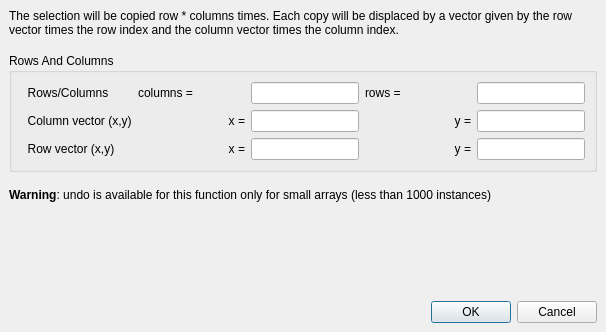
Qt form src/edt/edt/MakeArrayOptionsDialog.ui (KLayout/klayout) before a commit.
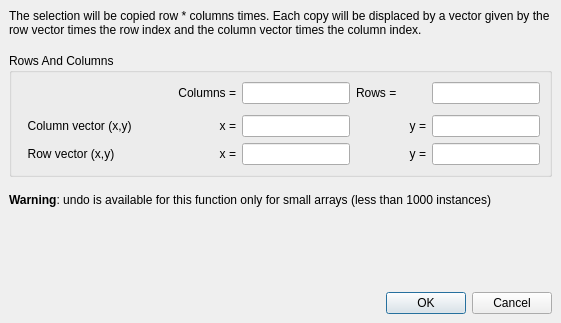
The same form after that commit.

The edit to the form file:
```diff
--- a/src/edt/edt/MakeArrayOptionsDialog.ui
+++ b/src/edt/edt/MakeArrayOptionsDialog.ui
@@ -6,8 +6,8 @@
    <rect>
     <x>0</x>
     <y>0</y>
-    <width>606</width>
-    <height>332</height>
+    <width>561</width>
+    <height>323</height>
    </rect>
   </property>
   <property name="windowTitle">
@@ -67,7 +67,7 @@
       <property name="spacing">
        <number>6</number>
       </property>
-      <item row="2" column="3">
+      <item row="3" column="3">
        <widget class="QLineEdit" name="row_x_le">
         <property name="sizePolicy">
          <sizepolicy hsizetype="Fixed" vsizetype="Fixed">
@@ -77,14 +77,7 @@
         </property>
        </widget>
       </item>
-      <item row="0" column="0">
-       <widget class="QLabel" name="label_4">
-        <property name="text">
-         <string>  Rows/Columns</string>
-        </property>
-       </widget>
-      </item>
-      <item row="2" column="2">
+      <item row="3" column="2">
        <widget class="QLabel" name="label_11">
         <property name="text">
          <string>x =</string>
@@ -95,7 +88,7 @@
        </widget>
       </item>
       <item row="2" column="5">
-       <widget class="QLineEdit" name="row_y_le">
+       <widget class="QLineEdit" name="column_y_le">
         <property name="sizePolicy">
          <sizepolicy hsizetype="Fixed" vsizetype="Fixed">
           <horstretch>1</horstretch>
@@ -104,24 +97,74 @@
         </property>
        </widget>
       </item>
+      <item row="0" column="0" colspan="3">
+       <widget class="QLabel" name="label_8">
+        <property name="text">
+         <string>Columns =</string>
+        </property>
+        <property name="alignment">
+         <set>Qt::AlignRight|Qt::AlignTrailing|Qt::AlignVCenter</set>
+        </property>
+       </widget>
+      </item>
       <item row="0" column="4">
        <widget class="QLabel" name="label_6">
         <property name="text">
-         <string>rows =</string>
+         <string>Rows =</string>
         </property>
        </widget>
       </item>
-      <item row="2" column="0">
+      <item row="0" column="3">
+       <widget class="QLineEdit" name="columns_le">
+        <property name="sizePolicy">
+         <sizepolicy hsizetype="Fixed" vsizetype="Fixed">
+          <horstretch>1</horstretch>
+          <verstretch>0</verstretch>
+         </sizepolicy>
+        </property>
+       </widget>
+      </item>
+      <item row="3" column="0" colspan="2">
        <widget class="QLabel" name="label_9">
         <property name="text">
          <string>  Row vector (x,y)</string>
         </property>
        </widget>
       </item>
-      <item row="0" column="2">
-       <widget class="QLabel" name="label_8">
+      <item row="2" column="0" colspan="2">
+       <widget class="QLabel" name="label_16">
         <property name="text">
-         <string>columns =</string>
+         <string>  Column vector (x,y)</string>
+        </property>
+       </widget>
+      </item>
+      <item row="3" column="5">
+       <widget class="QLineEdit" name="row_y_le">
+        <property name="sizePolicy">
+         <sizepolicy hsizetype="Fixed" vsizetype="Fixed">
+          <horstretch>1</horstretch>
+          <verstretch>0</verstretch>
+         </sizepolicy>
+        </property>
+       </widget>
+      </item>
+      <item row="2" column="2">
+       <widget class="QLabel" name="label_14">
+        <property name="text">
+         <string>x =</string>
+        </property>
+        <property name="alignment">
+         <set>Qt::AlignRight|Qt::AlignTrailing|Qt::AlignVCenter</set>
+        </property>
+       </widget>
+      </item>
+      <item row="2" column="3">
+       <widget class="QLineEdit" name="column_x_le">
+        <property name="sizePolicy">
+         <sizepolicy hsizetype="Fixed" vsizetype="Fixed">
+          <horstretch>1</horstretch>
+          <verstretch>0</verstretch>
+         </sizepolicy>
         </property>
        </widget>
       </item>
@@ -135,57 +178,7 @@
         </property>
        </widget>
       </item>
-      <item row="0" column="3">
-       <widget class="QLineEdit" name="columns_le">
-        <property name="sizePolicy">
-         <sizepolicy hsizetype="Fixed" vsizetype="Fixed">
-          <horstretch>1</horstretch>
-          <verstretch>0</verstretch>
-         </sizepolicy>
-        </property>
-       </widget>
-      </item>
       <item row="2" column="4">
-       <widget class="QLabel" name="label_10">
-        <property name="text">
-         <string>y =</string>
-        </property>
-        <property name="alignment">
-         <set>Qt::AlignRight|Qt::AlignTrailing|Qt::AlignVCenter</set>
-        </property>
-       </widget>
-      </item>
-      <item row="1" column="3">
-       <widget class="QLineEdit" name="column_x_le">
-        <property name="sizePolicy">
-         <sizepolicy hsizetype="Fixed" vsizetype="Fixed">
-          <horstretch>1</horstretch>
-          <verstretch>0</verstretch>
-         </sizepolicy>
-        </property>
-       </widget>
-      </item>
-      <item row="1" column="2">
-       <widget class="QLabel" name="label_14">
-        <property name="text">
-         <string>x =</string>
-        </property>
-        <property name="alignment">
-         <set>Qt::AlignRight|Qt::AlignTrailing|Qt::AlignVCenter</set>
-        </property>
-       </widget>
-      </item>
-      <item row="1" column="5">
-       <widget class="QLineEdit" name="column_y_le">
-        <property name="sizePolicy">
-         <sizepolicy hsizetype="Fixed" vsizetype="Fixed">
-          <horstretch>1</horstretch>
-          <verstretch>0</verstretch>
-         </sizepolicy>
-        </property>
-       </widget>
-      </item>
-      <item row="1" column="4">
        <widget class="QLabel" name="label_15">
         <property name="text">
          <string>y =</string>
@@ -195,13 +188,32 @@
         </property>
        </widget>
       </item>
-      <item row="1" column="0">
-       <widget class="QLabel" name="label_16">
+      <item row="3" column="4">
+       <widget class="QLabel" name="label_10">
         <property name="text">
-         <string>  Column vector (x,y)</string>
+         <string>y =</string>
+        </property>
+        <property name="alignment">
+         <set>Qt::AlignRight|Qt::AlignTrailing|Qt::AlignVCenter</set>
         </property>
        </widget>
       </item>
+      <item row="1" column="0" colspan="6">
+       <spacer name="verticalSpacer">
+        <property name="orientation">
+         <enum>Qt::Vertical</enum>
+        </property>
+        <property name="sizeType">
+         <enum>QSizePolicy::Fixed</enum>
+        </property>
+        <property name="sizeHint" stdset="0">
+         <size>
+          <width>20</width>
+          <height>5</height>
+         </size>
+        </property>
+       </spacer>
+      </item>
      </layout>
     </widget>
    </item>
```
